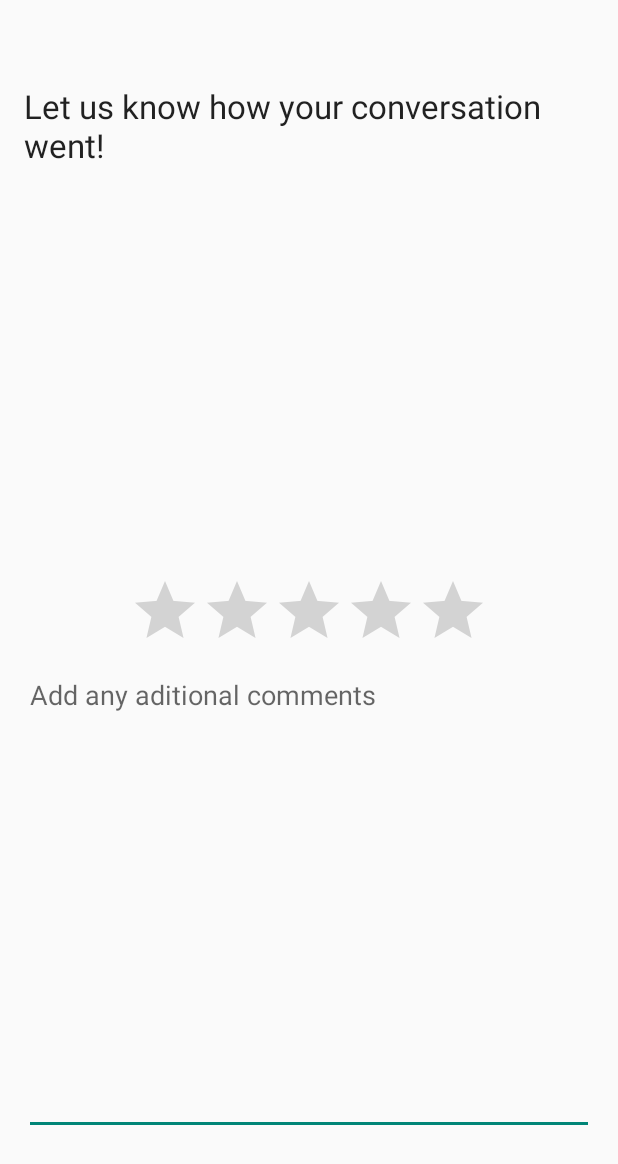
After one commit to nigeldaniels/project2_phone, an Android app: the layout Review.xml on its own in the app's theme, with its tools: preview values and no code run, on a phone screen of 412 x 824 dp. The commit adds this screen. Shown: the top 1164 px of the screen. Run offline under Robolectric (Android 15) with nearby library versions, the phone set to English and light mode, and no system bars.

Commit message:
most basic new activity

```diff
--- /dev/null
+++ b/src/main/res/layout/Review.xml
@@ -0,0 +1,43 @@
+<RelativeLayout xmlns:android="http://schemas.android.com/apk/res/android"
+    xmlns:tools="http://schemas.android.com/tools" android:layout_width="match_parent"
+    android:layout_height="match_parent" android:paddingLeft="@dimen/activity_horizontal_margin"
+    android:paddingRight="@dimen/activity_horizontal_margin"
+    android:paddingTop="@dimen/activity_vertical_margin"
+    android:paddingBottom="@dimen/activity_vertical_margin"
+    tools:context="com.netchosis.somthing.project2_phone2.MainActivity2Activity">
+
+    <RatingBar
+        android:layout_width="wrap_content"
+        android:layout_height="wrap_content"
+        android:id="@+id/ratingBar"
+        android:layout_centerVertical="true"
+        android:layout_centerHorizontal="true" />
+
+    <TextView
+        android:layout_width="wrap_content"
+        android:layout_height="wrap_content"
+        android:textAppearance="?android:attr/textAppearanceLarge"
+        android:text="Let us know how your conversation went!"
+        android:id="@+id/textView2"
+        android:layout_marginTop="40dp"
+        android:layout_alignParentTop="true"
+        android:layout_alignParentRight="true"
+        android:layout_alignParentEnd="true" />
+
+    <EditText
+        android:layout_width="wrap_content"
+        android:layout_height="wrap_content"
+        android:inputType="textMultiLine"
+        android:ems="10"
+        android:id="@+id/editText"
+        android:layout_alignParentBottom="true"
+        android:layout_alignParentLeft="true"
+        android:layout_alignParentStart="true"
+        android:layout_marginBottom="51dp"
+        android:layout_alignRight="@+id/textView2"
+        android:layout_alignEnd="@+id/textView2"
+        android:layout_below="@+id/ratingBar"
+        android:hint="Add any aditional comments"
+        android:gravity="top" />
+
+</RelativeLayout>
--- a/src/main/res/values/strings.xml
+++ b/src/main/res/values/strings.xml
@@ -19,5 +19,6 @@
         <item>Female</item>
     </string-array>
     <string name="title_activity_answer">Answer</string>
+    <string name="title_activity_main_activity2">Review</string>
 
 </resources>
```
Also changed, not shown: src/main/AndroidManifest.xml (+9 -1 lines), src/main/java/com/netchosis/somthing/project2_phone2/MainActivity2Activity.java (added, +39 -0 lines), src/main/res/menu/menu_main_activity2.xml (added, +7 -0 lines).
